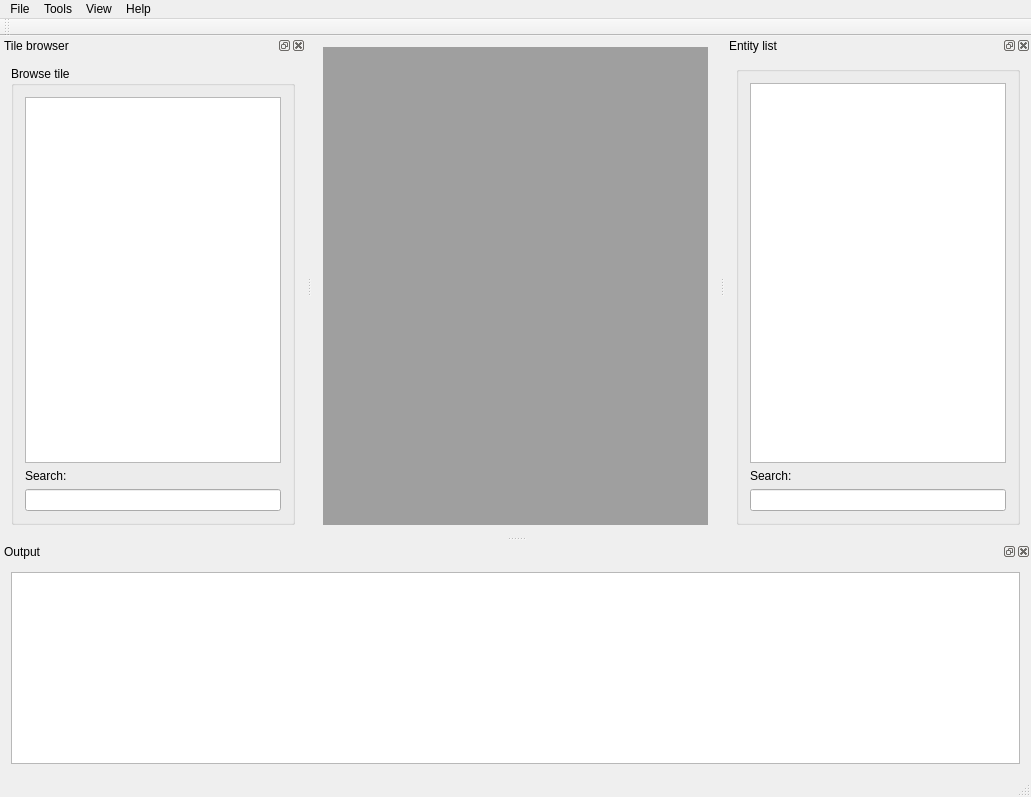
Old version of the form Corpos Editor/CorposEditor.ui in the repository Tomislaw/corpos.
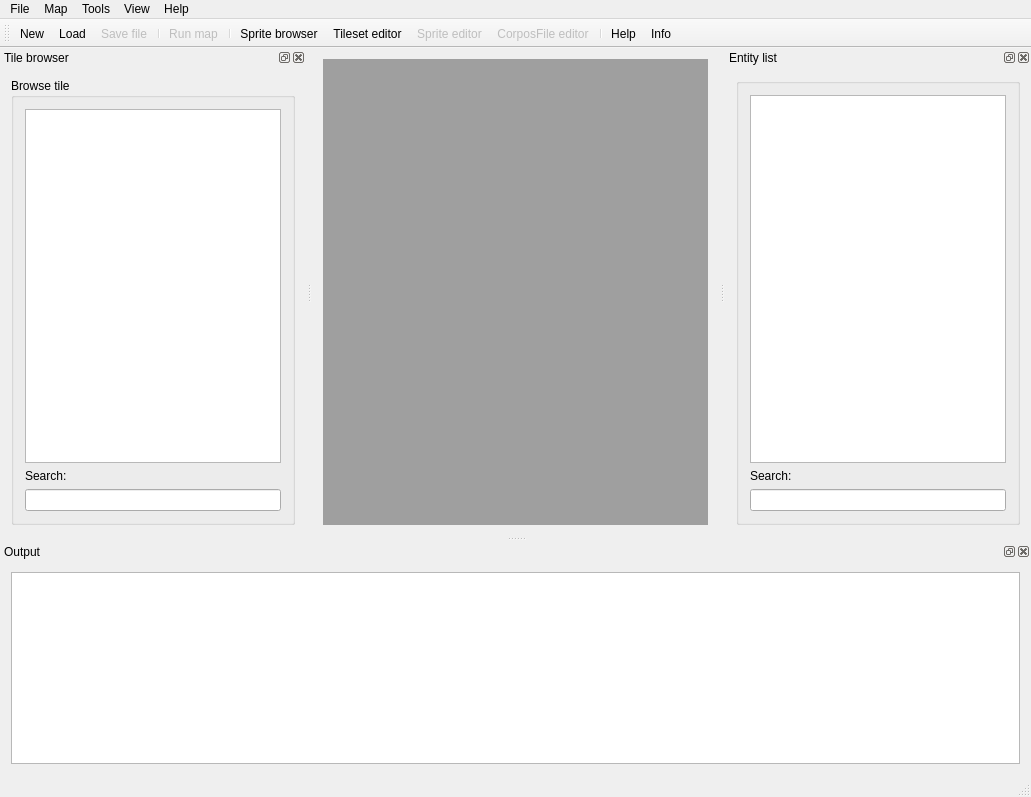
New version of the form. Icons and pictures are not drawn.

Commit message: Added TilesetEditor. Added items to toolbox in editor.

Diff of the .ui file:
```diff
--- a/Corpos Editor/CorposEditor.ui
+++ b/Corpos Editor/CorposEditor.ui
@@ -89,7 +89,14 @@
     <addaction name="actionEntity_list"/>
     <addaction name="actionOutput_window"/>
    </widget>
+   <widget class="QMenu" name="menuMap">
+    <property name="title">
+     <string>Map</string>
+    </property>
+    <addaction name="actionRefresh"/>
+   </widget>
    <addaction name="menuFile"/>
+   <addaction name="menuMap"/>
    <addaction name="menuTools"/>
    <addaction name="menuView"/>
    <addaction name="menuHelp"/>
@@ -101,6 +108,19 @@
    <attribute name="toolBarBreak">
     <bool>false</bool>
    </attribute>
+   <addaction name="actionNew_Map"/>
+   <addaction name="actionLoad_Map"/>
+   <addaction name="actionSave"/>
+   <addaction name="separator"/>
+   <addaction name="actionRun_map"/>
+   <addaction name="separator"/>
+   <addaction name="actionSprite_browser"/>
+   <addaction name="actionTileset_editor"/>
+   <addaction name="actionSprite_editor"/>
+   <addaction name="actionCorposFile_editor"/>
+   <addaction name="separator"/>
+   <addaction name="actionHelp"/>
+   <addaction name="actionInfo"/>
   </widget>
   <widget class="QStatusBar" name="statusBar"/>
   <widget class="QDockWidget" name="tileDock">
@@ -230,6 +250,13 @@
    </property>
   </action>
   <action name="actionRun_map">
+   <property name="enabled">
+    <bool>false</bool>
+   </property>
+   <property name="icon">
+    <iconset resource="CorposEditor.qrc">
+     <normaloff>:/CorposEditor/Resources/icons/corposSpace.png</normaloff>:/CorposEditor/Resources/icons/corposSpace.png</iconset>
+   </property>
    <property name="text">
     <string>Run map</string>
    </property>
@@ -277,7 +304,50 @@
     <bool>false</bool>
    </property>
    <property name="text">
-    <string>Save</string>
+    <string>Save file</string>
+   </property>
+  </action>
+  <action name="actionRefresh">
+   <property name="text">
+    <string>Refresh</string>
+   </property>
+  </action>
+  <action name="actionTileset_editor">
+   <property name="icon">
+    <iconset resource="CorposEditor.qrc">
+     <normaloff>:/CorposEditor/Resources/icons/tilesetEditor.png</normaloff>:/CorposEditor/Resources/icons/tilesetEditor.png</iconset>
+   </property>
+   <property name="text">
+    <string>Tileset editor</string>
+   </property>
+  </action>
+  <action name="actionSprite_editor">
+   <property name="enabled">
+    <bool>false</bool>
+   </property>
+   <property name="icon">
+    <iconset resource="CorposEditor.qrc">
+     <normaloff>:/CorposEditor/Resources/icons/spriteEditor.png</normaloff>:/CorposEditor/Resources/icons/spriteEditor.png</iconset>
+   </property>
+   <property name="text">
+    <string>Sprite editor</string>
+   </property>
+  </action>
+  <action name="actionCorposFile_editor">
+   <property name="enabled">
+    <bool>false</bool>
+   </property>
+   <property name="icon">
+    <iconset resource="CorposEditor.qrc">
+     <normaloff>:/CorposEditor/Resources/icons/corposFileEditor.png</normaloff>:/CorposEditor/Resources/icons/corposFileEditor.png</iconset>
+   </property>
+   <property name="text">
+    <string>CorposFile editor</string>
+   </property>
+  </action>
+  <action name="actionHelp">
+   <property name="text">
+    <string>Help</string>
    </property>
   </action>
  </widget>
```
Left out of the diff: 41 changed lines with no effect on the pictures. The commit also changes 22 other files.
